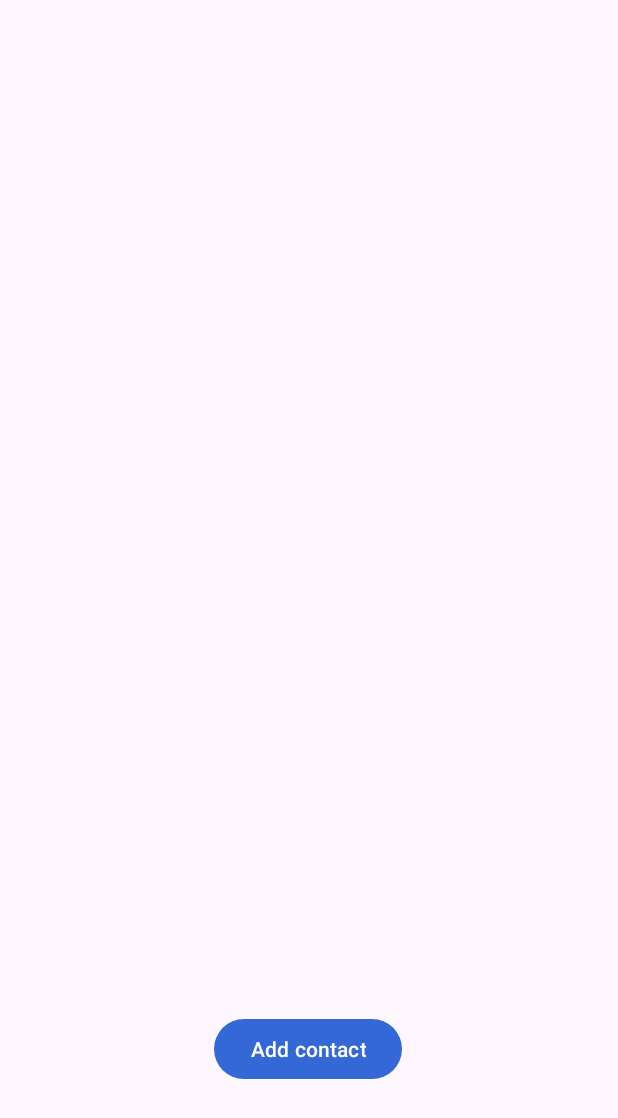
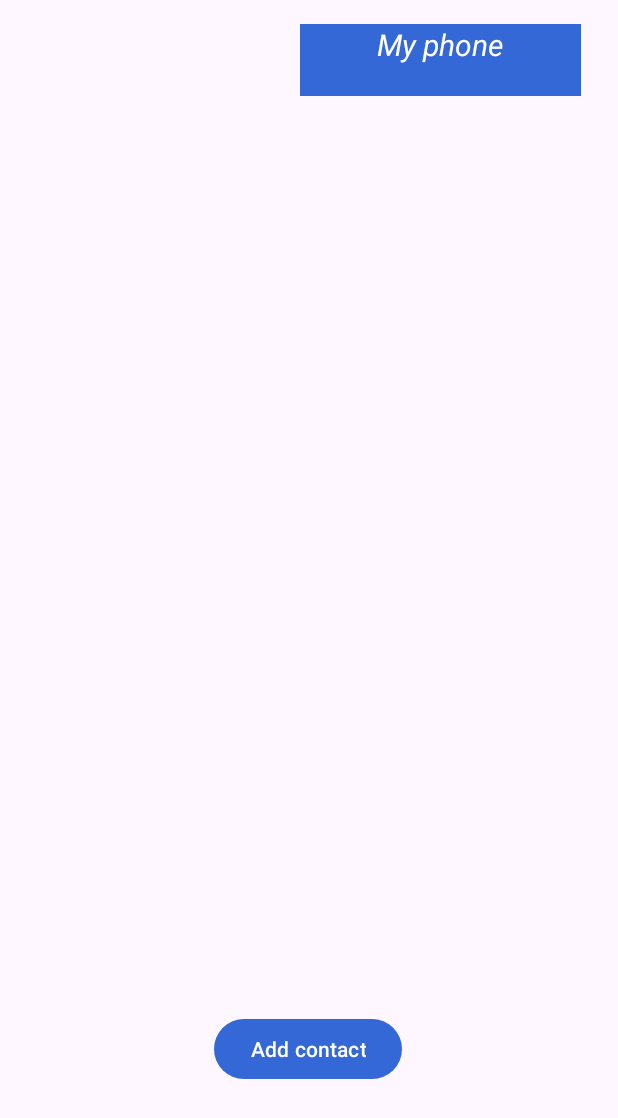
Before and after one commit to 0xleft/sma, an Android app: the layout contact_list_activity.xml on its own in the app's theme, with its tools: preview values and no code run, on a phone screen of 412 x 824 dp. Shown: the top 1118 px of the screen. Run offline under Robolectric (Android 15) with nearby library versions, the phone set to English and light mode, and no system bars.

Commit message:
all working

```diff
--- a/android/app/src/main/res/layout/add_contact_activity.xml
+++ b/android/app/src/main/res/layout/add_contact_activity.xml
@@ -30,7 +30,7 @@
         android:layout_marginBottom="12dp"
         android:ems="10"
         android:hint="Username"
-        android:inputType="phone"
+        android:inputType="text"
         app:layout_constraintBottom_toTopOf="@+id/add_button"
         app:layout_constraintEnd_toEndOf="parent"
         app:layout_constraintStart_toStartOf="parent" />
--- a/android/app/src/main/res/layout/contact_list_activity.xml
+++ b/android/app/src/main/res/layout/contact_list_activity.xml
@@ -13,7 +13,9 @@
         android:layout_marginBottom="2dp"
         app:layout_constraintBottom_toBottomOf="parent"
         app:layout_constraintEnd_toEndOf="parent"
-        app:layout_constraintStart_toStartOf="parent" />
+        app:layout_constraintStart_toStartOf="parent">
+
+    </ListView>
 
     <Button
         android:id="@+id/add_contact_button"
@@ -29,4 +31,19 @@
         app:layout_constraintStart_toStartOf="parent"
         app:layout_constraintTop_toTopOf="parent" />
 
+    <TextView
+        android:id="@+id/my_phone"
+        android:layout_width="187dp"
+        android:layout_height="48dp"
+        android:layout_marginStart="200dp"
+        android:layout_marginTop="16dp"
+        android:background="@color/blue"
+        android:text="My phone"
+        android:textAlignment="center"
+        android:textColor="#FFFFFF"
+        android:textSize="20sp"
+        android:textStyle="italic"
+        app:layout_constraintStart_toStartOf="parent"
+        app:layout_constraintTop_toTopOf="parent" />
+
 </androidx.constraintlayout.widget.ConstraintLayout>
--- a/android/app/src/main/res/layout/message_activity.xml
+++ b/android/app/src/main/res/layout/message_activity.xml
@@ -59,6 +59,7 @@
         android:layout_height="603dp"
         android:layout_marginEnd="2dp"
         android:layout_marginBottom="9dp"
+        android:overScrollMode="ifContentScrolls"
         app:layout_constraintBottom_toTopOf="@+id/message_content"
         app:layout_constraintEnd_toEndOf="parent" />
 </androidx.constraintlayout.widget.ConstraintLayout>
```
Also changed, not shown: android/app/src/main/java/lt/pageup/sma/MainActivity.java (+10 -0 lines), android/app/src/main/java/lt/pageup/sma/http/RequestMaker.java (+49 -11 lines), android/app/src/main/java/lt/pageup/sma/managers/MessageManager.java (+1 -16 lines).
